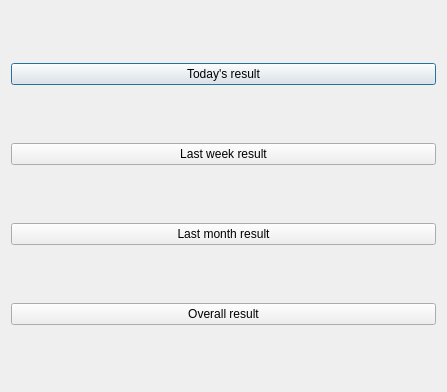
The window that Learn_Words_App_0_0_1/userstats.ui (Sautenko-Andrey/learn_words_app) describes before a commit, drawn with Qt 5.
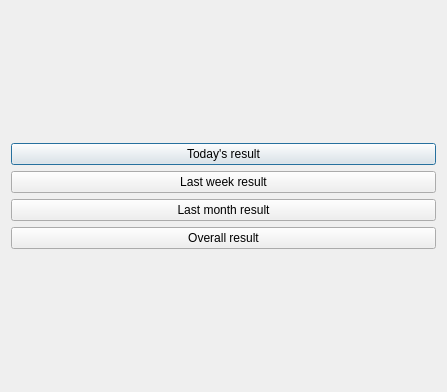
The same window after the commit.

```diff
--- a/Learn_Words_App_0_0_1/userstats.ui
+++ b/Learn_Words_App_0_0_1/userstats.ui
@@ -13,6 +13,8 @@
   <property name="windowTitle">
    <string>Stats</string>
   </property>
+  <layout class="QVBoxLayout" name="verticalLayout_2">
+   <item>
   <layout class="QVBoxLayout" name="verticalLayout">
    <item>
     <widget class="QPushButton" name="today_res_Button">
@@ -53,6 +55,8 @@
       <string>Ctrl+O</string>
      </property>
     </widget>
+     </item>
+    </layout>
    </item>
   </layout>
  </widget>
```
Lines whose indentation alone changed are shown as unchanged.
